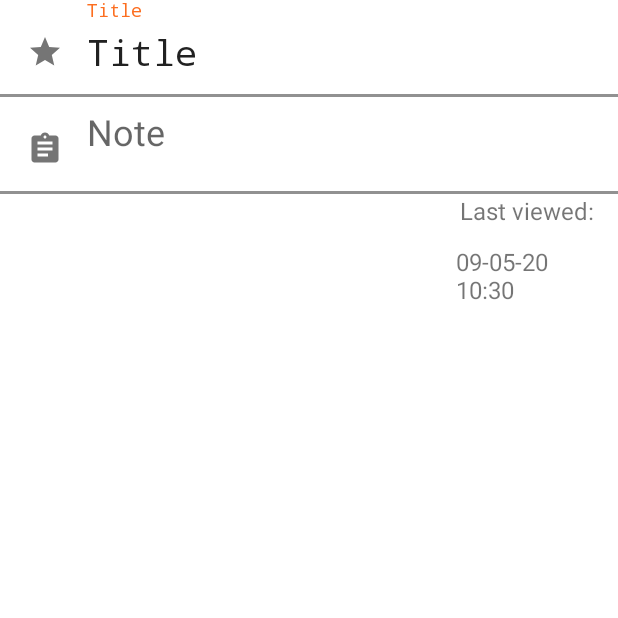
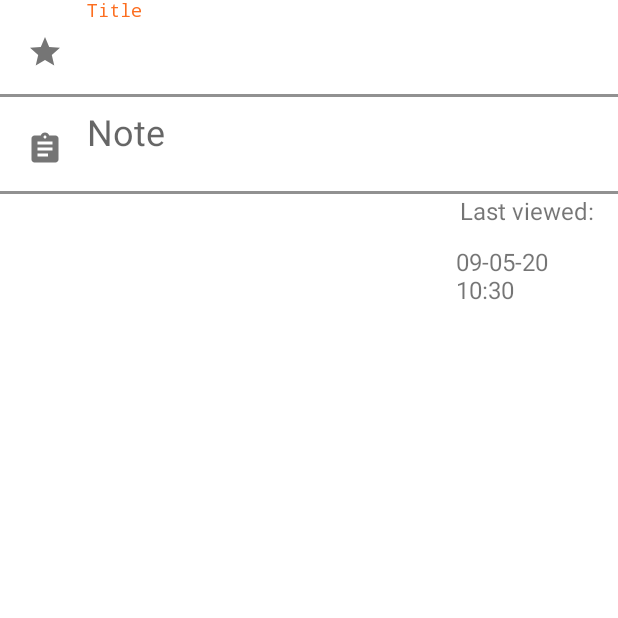
Before and after one commit to vaskomike/All4learnFragments, an Android app: the ActivityAddNote screen opened directly, with no data from a screen before it, on a phone screen of 412 x 824 dp, the top half of it. Run offline under Robolectric (Android 15) with nearby library versions, the phone set to English and light mode, and no system bars; our stand-ins replace Firebase (no records; nobody signed in at launch, a user with empty details on screens opened directly); Roboto replaces fonts that are not available here.

```diff
--- a/app/src/main/res/layout/add_note_activity.xml
+++ b/app/src/main/res/layout/add_note_activity.xml
@@ -29,7 +29,6 @@
             android:paddingEnd="6sp"
             android:textSize="24sp"
             app:counterEnabled="true"
-            android:text="@string/DefaultTitle"
             app:counterMaxLength="5"
             app:layout_constraintTop_toTopOf="parent"
 
```
